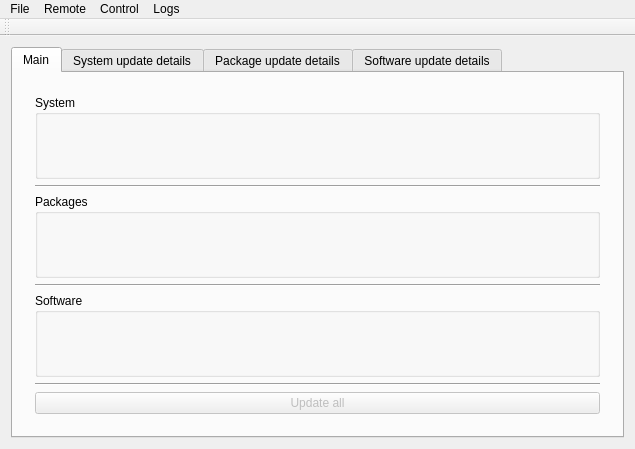
First picture: the form in src-qt4/pc-updatecenter/mainwindow.ui, repository trueos/pcbsd, before the edit.
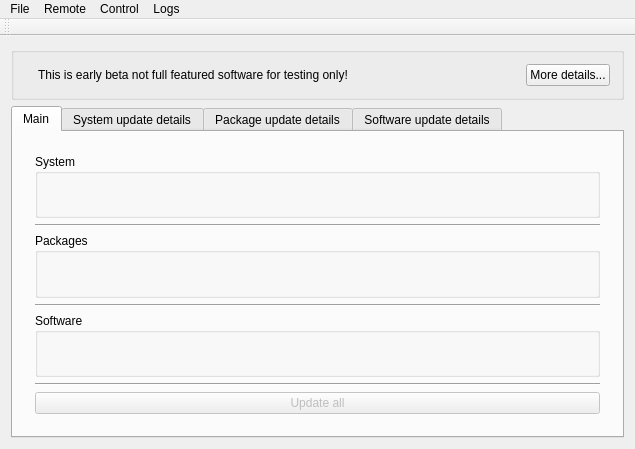
Second picture: the form after the edit. The open tabs and pages were chosen to show the change. Icons and pictures are not drawn. Custom widgets are drawn as their Qt base class.

Commit message: BETA banner for UI

```diff
--- a/src-qt4/pc-updatecenter/mainwindow.ui
+++ b/src-qt4/pc-updatecenter/mainwindow.ui
@@ -19,6 +19,52 @@
   </property>
   <widget class="QWidget" name="centralWidget">
    <layout class="QVBoxLayout" name="verticalLayout">
+    <item>
+     <widget class="QGroupBox" name="groupBox_4">
+      <property name="title">
+       <string/>
+      </property>
+      <layout class="QHBoxLayout" name="horizontalLayout_13">
+       <item>
+        <widget class="QLabel" name="label_13">
+         <property name="text">
+          <string/>
+         </property>
+         <property name="pixmap">
+          <pixmap resource="res.qrc">:/images/beta.png</pixmap>
+         </property>
+        </widget>
+       </item>
+       <item>
+        <widget class="QLabel" name="label_14">
+         <property name="text">
+          <string>This is early beta not full featured software for testing only!</string>
+         </property>
+        </widget>
+       </item>
+       <item>
+        <spacer name="horizontalSpacer_10">
+         <property name="orientation">
+          <enum>Qt::Horizontal</enum>
+         </property>
+         <property name="sizeHint" stdset="0">
+          <size>
+           <width>40</width>
+           <height>20</height>
+          </size>
+         </property>
+        </spacer>
+       </item>
+       <item>
+        <widget class="QPushButton" name="pushButton">
+         <property name="text">
+          <string>More details...</string>
+         </property>
+        </widget>
+       </item>
+      </layout>
+     </widget>
+    </item>
     <item>
      <widget class="QTabWidget" name="mainTab">
       <property name="styleSheet">
```
Left out of the diff: 2 changed lines with no effect on the pictures. The commit also changes 5 other files.
